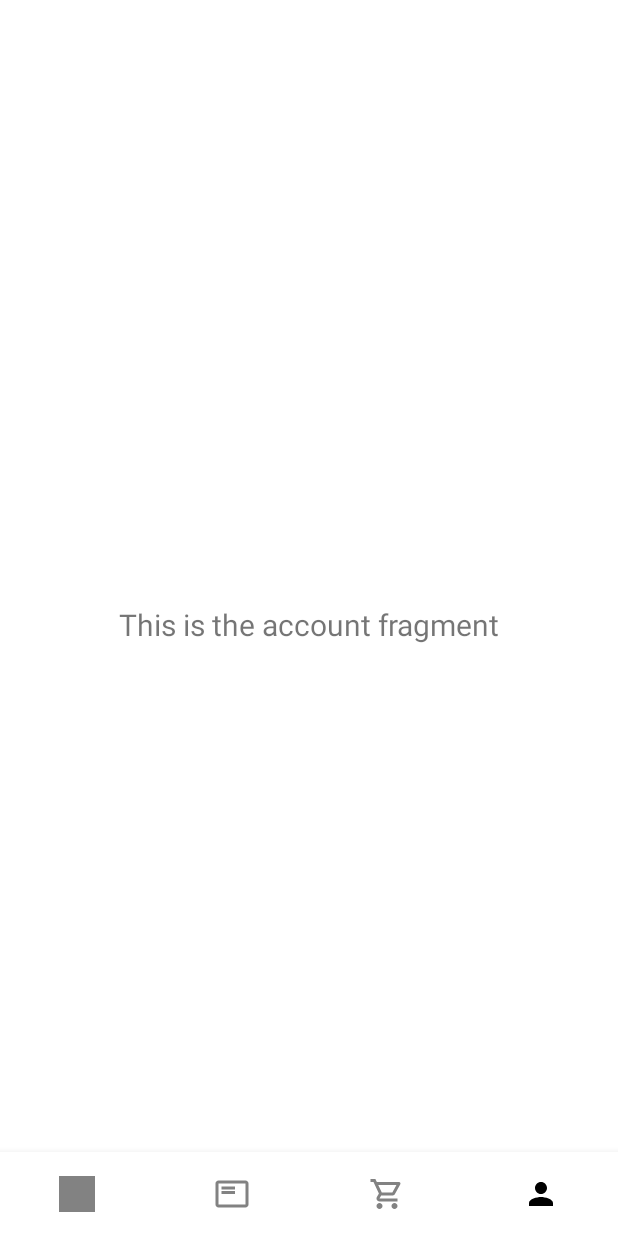
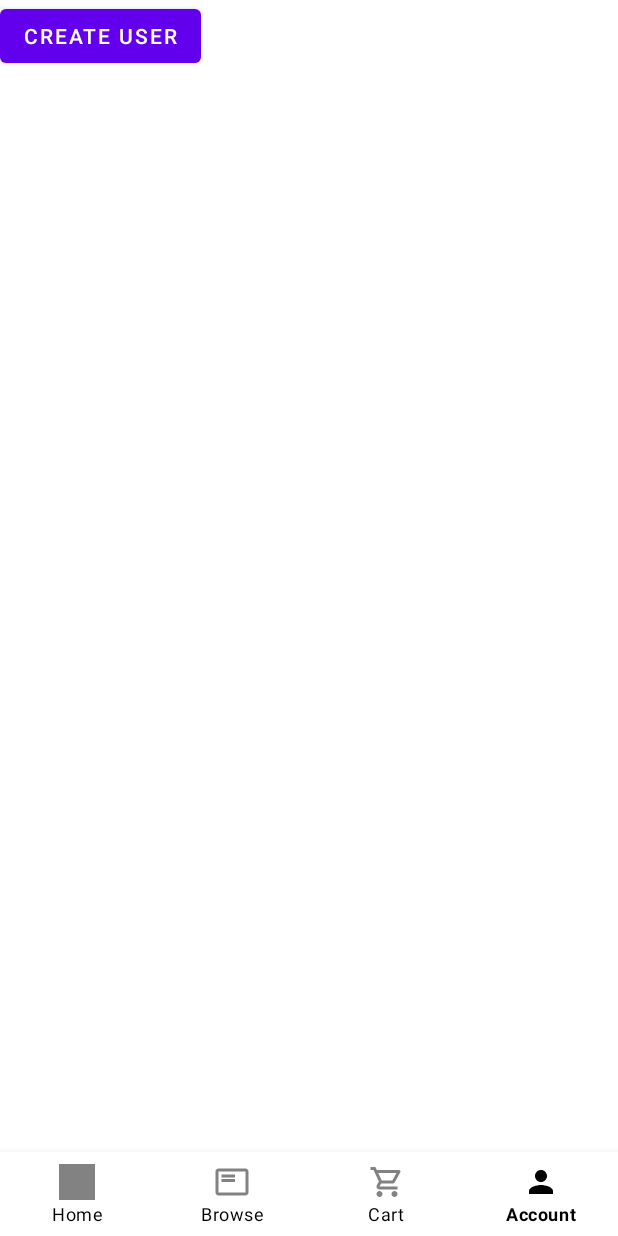
Before and after one commit to cyra/FoodOrderingApp, an Android app: the screen it shows after launch (MainActivity), item 4 of the bottom bar chosen, on a phone screen of 412 x 824 dp. Run offline under Robolectric (Android 15) with nearby library versions, the phone set to English and light mode, and no system bars; our stand-ins replace navigation-ui.

Commit message:
Add database schema w/ User table
Add proof of concept user database functionality in account fragment.

```diff
--- /dev/null
+++ b/app/src/main/java/edu/curtin/foodapp/UserList.java
@@ -0,0 +1,66 @@
+package edu.curtin.foodapp;
+
+import android.content.ContentValues;
+import android.content.Context;
+import android.database.Cursor;
+import android.database.sqlite.SQLiteDatabase;
+import android.database.sqlite.SQLiteOpenHelper;
+
+import java.util.ArrayList;
+
+import edu.curtin.foodapp.database.DBSchema.UsersTable;
+import edu.curtin.foodapp.database.users.UsersDBCursor;
+import edu.curtin.foodapp.database.users.UsersDBHelper;
+
+public class UserList {
+    private ArrayList<User> users;
+    // The database connection
+    private SQLiteDatabase db;
+
+    public UserList() {
+        users = new ArrayList<User>();
+    }
+
+    public void load(Context context) {
+        // Open database
+        this.db = new UsersDBHelper(context.getApplicationContext())
+                .getWritableDatabase();
+        // Read database contents into users
+        users = getAllUsers();
+    }
+
+    public int getSize() { return users.size(); }
+    public User getUser(int index) { return users.get(index); }
+
+    public void addUser(User newUser) {
+        // Add user to list
+        users.add(newUser);
+        // Add user to database
+        ContentValues cv = new ContentValues();
+        cv.put(UsersTable.Cols.ID, newUser.getID());
+        cv.put(UsersTable.Cols.EMAIL, newUser.getEmail());
+        cv.put(UsersTable.Cols.NAME, newUser.getName());
+        cv.put(UsersTable.Cols.ADDRESS, newUser.getAddress());
+        cv.put(UsersTable.Cols.PHONE, newUser.getPhone());
+        db.insert(UsersTable.NAME, null, cv);
+    }
+
+
+    private ArrayList<User> getAllUsers() {
+        Cursor cursor = db.query(UsersTable.NAME, null, null, null, null, null, null);
+        UsersDBCursor usersDBCursor = new UsersDBCursor(cursor);
+
+        try {
+            usersDBCursor.moveToFirst();
+            while (!usersDBCursor.isAfterLast()) {
+                users.add(usersDBCursor.getUser());
+                usersDBCursor.moveToNext();
+            }
+        }
+        finally {
+            cursor.close();
+        }
+
+        return users;
+    }
+}
--- /dev/null
+++ b/app/src/main/java/edu/curtin/foodapp/database/users/UsersDBHelper.java
@@ -0,0 +1,30 @@
+package edu.curtin.foodapp.database.users;
+
+import android.content.Context;
+import android.database.sqlite.SQLiteDatabase;
+import android.database.sqlite.SQLiteOpenHelper;
+
+import edu.curtin.foodapp.database.DBSchema.UsersTable;
+
+public class UsersDBHelper extends SQLiteOpenHelper {
+    private static final int VERSION = 1;
+    private static final String DATABASE_NAME = "users.db";
+
+    public UsersDBHelper(Context context) { super(context, DATABASE_NAME, null, VERSION); }
+
+    @Override
+    public void onCreate(SQLiteDatabase db) {
+        db.execSQL("CREATE TABLE " + UsersTable.NAME + "(" +
+                UsersTable.Cols.ID + " INTEGER, " +
+                UsersTable.Cols.EMAIL + " TEXT, " +
+                UsersTable.Cols.PASSWORD + " TEXT, " +
+                UsersTable.Cols.NAME + " TEXT, " +
+                UsersTable.Cols.ADDRESS + " TEXT, " +
+                UsersTable.Cols.PHONE + " TEXT)");
+    }
+
+    @Override
+    public void onUpgrade(SQLiteDatabase db, int v1, int v2) {
+        // Empty function needed
+    }
+}
--- a/app/src/main/java/edu/curtin/foodapp/ui/account/AccountFragment.java
+++ b/app/src/main/java/edu/curtin/foodapp/ui/account/AccountFragment.java
@@ -4,17 +4,52 @@ import android.os.Bundle;
 import android.view.LayoutInflater;
 import android.view.View;
 import android.view.ViewGroup;
+import android.widget.Button;
 import android.widget.TextView;
 
 import androidx.annotation.NonNull;
+import androidx.annotation.Nullable;
 import androidx.fragment.app.Fragment;
 import androidx.lifecycle.ViewModelProvider;
 
+import edu.curtin.foodapp.R;
+import edu.curtin.foodapp.User;
+import edu.curtin.foodapp.UserList;
 import edu.curtin.foodapp.databinding.FragmentAccountBinding;
 
 public class AccountFragment extends Fragment {
 
     private FragmentAccountBinding binding;
+
+    private UserList users;
+    private User currentUser;
+
+    @Override
+    public void onCreate(Bundle bundle) {
+        super.onCreate(bundle);
+        users = new UserList();
+        users.load(getActivity());
+    }
+
+    @Override
+    public void onActivityCreated(@Nullable Bundle savedInstanceState) {
+        super.onActivityCreated(savedInstanceState);
+
+        View v = getView();
+        Button button = v.findViewById(R.id.createUserButton);
+        TextView text = v.findViewById(R.id.userName);
+
+        if (users.getSize() > 0) {
+            text.setText(users.getUser(0).getName());
+        }
+
+        button.setOnClickListener(new View.OnClickListener() {
+            @Override
+            public void onClick(View view) {
+                users.addUser(new User(1234, "something@mail.com", "Test Account", "123 Fake Street", "0440 440 404"));
+            }
+        });
+    }
 
     public View onCreateView(@NonNull LayoutInflater inflater,
                              ViewGroup container, Bundle savedInstanceState) {
@@ -24,8 +59,6 @@ public class AccountFragment extends Fragment {
         binding = FragmentAccountBinding.inflate(inflater, container, false);
         View root = binding.getRoot();
 
-        final TextView textView = binding.textAccount;
-        accountViewModel.getText().observe(getViewLifecycleOwner(), textView::setText);
         return root;
     }
 
--- a/app/src/main/res/layout/activity_main.xml
+++ b/app/src/main/res/layout/activity_main.xml
@@ -32,7 +32,7 @@
         android:background="@color/white"
         app:itemIconTint="@drawable/nav_selected"
         app:itemTextColor="@android:color/black"
-        app:labelVisibilityMode="unlabeled"
+        app:labelVisibilityMode="labeled"
         app:layout_constraintBottom_toBottomOf="parent"
         app:layout_constraintLeft_toLeftOf="parent"
         app:layout_constraintRight_toRightOf="parent"
--- a/app/src/main/res/layout/fragment_account.xml
+++ b/app/src/main/res/layout/fragment_account.xml
@@ -7,7 +7,7 @@
     tools:context=".ui.account.AccountFragment">
 
     <TextView
-        android:id="@+id/text_account"
+        android:id="@+id/userName"
         android:layout_width="match_parent"
         android:layout_height="wrap_content"
         android:layout_marginStart="8dp"
@@ -19,4 +19,12 @@
         app:layout_constraintEnd_toEndOf="parent"
         app:layout_constraintStart_toStartOf="parent"
         app:layout_constraintTop_toTopOf="parent" />
+
+    <Button
+        android:id="@+id/createUserButton"
+        android:layout_width="wrap_content"
+        android:layout_height="wrap_content"
+        android:text="Create User"
+        tools:layout_editor_absoluteX="103dp"
+        tools:layout_editor_absoluteY="186dp" />
 </androidx.constraintlayout.widget.ConstraintLayout>
```
Also changed, not shown: app/src/main/java/edu/curtin/foodapp/User.java (added, +28 -0 lines), app/src/main/java/edu/curtin/foodapp/database/DBSchema.java (added, +16 -0 lines), app/src/main/java/edu/curtin/foodapp/database/users/UsersDBCursor.java (added, +21 -0 lines).
